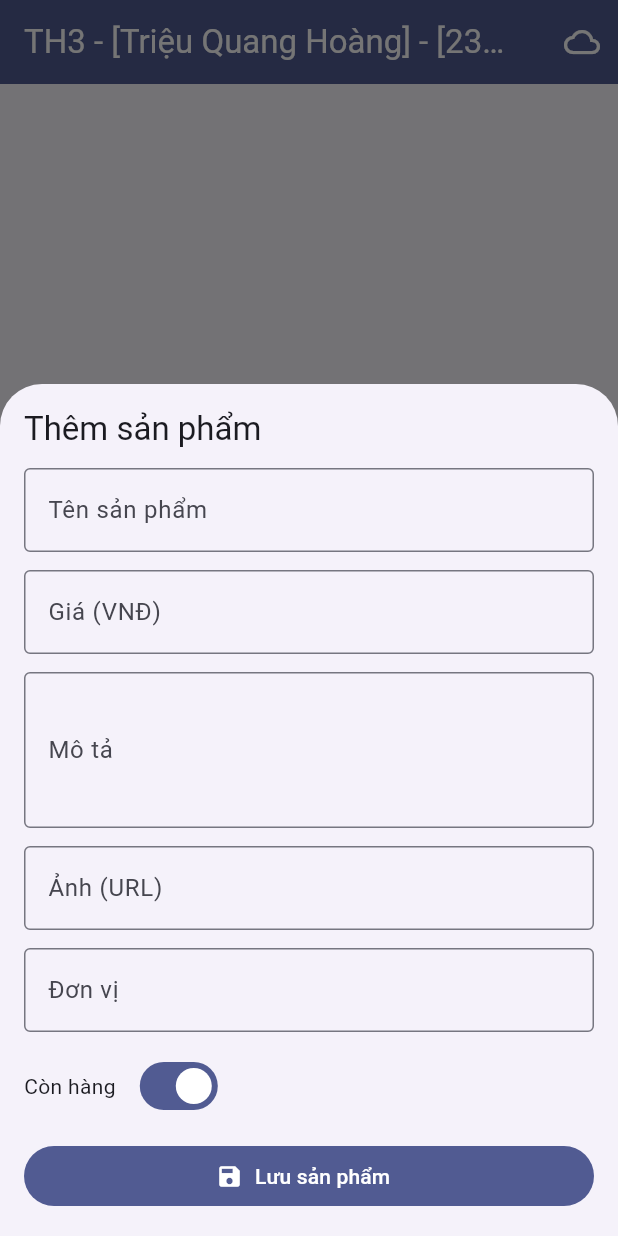
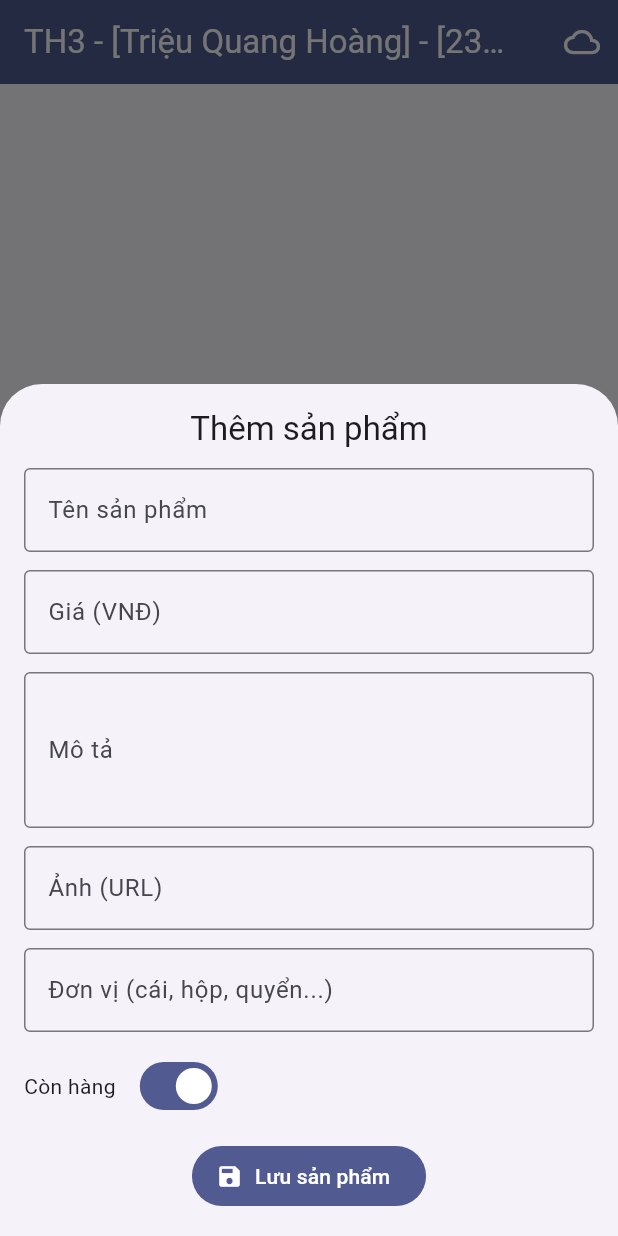
Before and after one commit to Tqh2410/Smart-Office-Supplies-App, a Flutter app: the screen it shows after launch, after a tap on "Thêm sản phẩm", on a phone screen of 412 x 824 dp. Run offline on Flutter 3.47's test engine with Material 3 defaults, Android fonts, the phone set to English and light mode, and no system bars; our stand-ins replace cloud_firestore, firebase_core; accounts and stored records are empty.

Commit message:
fix bug on android

```diff
--- a/lib/ui/product_list_page.dart
+++ b/lib/ui/product_list_page.dart
@@ -45,6 +45,7 @@ class _ProductListPageState extends State<ProductListPage> {
     final created = await showModalBottomSheet<bool>(
       context: context,
       isScrollControlled: true,
+      useSafeArea: true,
       builder: (context) {
         final nameController = TextEditingController();
         final priceController = TextEditingController();
@@ -55,11 +56,13 @@ class _ProductListPageState extends State<ProductListPage> {
         final formKey = GlobalKey<FormState>();
         bool submitting = false;
 
-        return Padding(
+        final viewInsets = MediaQuery.of(context).viewInsets;
+        return SafeArea(
+          child: Padding(
             padding: EdgeInsets.only(
               left: 16,
               right: 16,
-            bottom: MediaQuery.of(context).viewInsets.bottom + 16,
+              bottom: viewInsets.bottom + 16,
               top: 16,
             ),
             child: StatefulBuilder(
@@ -93,10 +96,12 @@ class _ProductListPageState extends State<ProductListPage> {
                   }
                 }
 
-              return Form(
+                return SingleChildScrollView(
+                  keyboardDismissBehavior: ScrollViewKeyboardDismissBehavior.onDrag,
+                  child: Form(
                     key: formKey,
-                child: ListView(
-                  shrinkWrap: true,
+                    child: Column(
+                      mainAxisSize: MainAxisSize.min,
                       children: [
                         Text(
                           'Thêm sản phẩm',
@@ -105,6 +110,7 @@ class _ProductListPageState extends State<ProductListPage> {
                         const SizedBox(height: 12),
                         TextFormField(
                           controller: nameController,
+                          textInputAction: TextInputAction.next,
                           decoration: const InputDecoration(
                             labelText: 'Tên sản phẩm',
                             border: OutlineInputBorder(),
@@ -115,6 +121,7 @@ class _ProductListPageState extends State<ProductListPage> {
                         const SizedBox(height: 12),
                         TextFormField(
                           controller: priceController,
+                          textInputAction: TextInputAction.next,
                           keyboardType: TextInputType.number,
                           decoration: const InputDecoration(
                             labelText: 'Giá (VNĐ)',
@@ -130,6 +137,7 @@ class _ProductListPageState extends State<ProductListPage> {
                         const SizedBox(height: 12),
                         TextFormField(
                           controller: descriptionController,
+                          textInputAction: TextInputAction.next,
                           maxLines: 3,
                           decoration: const InputDecoration(
                             labelText: 'Mô tả',
@@ -139,6 +147,7 @@ class _ProductListPageState extends State<ProductListPage> {
                         const SizedBox(height: 12),
                         TextFormField(
                           controller: imageUrlController,
+                          textInputAction: TextInputAction.next,
                           decoration: const InputDecoration(
                             labelText: 'Ảnh (URL)',
                             border: OutlineInputBorder(),
@@ -147,8 +156,9 @@ class _ProductListPageState extends State<ProductListPage> {
                         const SizedBox(height: 12),
                         TextFormField(
                           controller: unitController,
+                          textInputAction: TextInputAction.done,
                           decoration: const InputDecoration(
-                        labelText: 'Đơn vị',
+                            labelText: 'Đơn vị (cái, hộp, quyển...)',
                             border: OutlineInputBorder(),
                           ),
                         ),
@@ -177,8 +187,10 @@ class _ProductListPageState extends State<ProductListPage> {
                         ),
                       ],
                     ),
+                  ),
                 );
               },
+            ),
           ),
         );
       },
@@ -198,6 +210,7 @@ class _ProductListPageState extends State<ProductListPage> {
     final updated = await showModalBottomSheet<bool>(
       context: context,
       isScrollControlled: true,
+      useSafeArea: true,
       builder: (context) {
         final nameController = TextEditingController(text: product.name);
         final priceController = TextEditingController(
@@ -210,11 +223,13 @@ class _ProductListPageState extends State<ProductListPage> {
         final formKey = GlobalKey<FormState>();
         bool submitting = false;
 
-        return Padding(
+        final viewInsets = MediaQuery.of(context).viewInsets;
+        return SafeArea(
+          child: Padding(
             padding: EdgeInsets.only(
               left: 16,
               right: 16,
-            bottom: MediaQuery.of(context).viewInsets.bottom + 16,
+              bottom: viewInsets.bottom + 16,
               top: 16,
             ),
             child: StatefulBuilder(
@@ -248,10 +263,12 @@ class _ProductListPageState extends State<ProductListPage> {
                   }
                 }
 
-              return Form(
+                return SingleChildScrollView(
+                  keyboardDismissBehavior: ScrollViewKeyboardDismissBehavior.onDrag,
+                  child: Form(
                     key: formKey,
-                child: ListView(
-                  shrinkWrap: true,
+                    child: Column(
+                      mainAxisSize: MainAxisSize.min,
                       children: [
                         Text(
                           'Sửa sản phẩm',
@@ -260,6 +277,7 @@ class _ProductListPageState extends State<ProductListPage> {
                         const SizedBox(height: 12),
                         TextFormField(
                           controller: nameController,
+                          textInputAction: TextInputAction.next,
                           decoration: const InputDecoration(
                             labelText: 'Tên sản phẩm',
                             border: OutlineInputBorder(),
@@ -270,6 +288,7 @@ class _ProductListPageState extends State<ProductListPage> {
                         const SizedBox(height: 12),
                         TextFormField(
                           controller: priceController,
+                          textInputAction: TextInputAction.next,
                           keyboardType: TextInputType.number,
                           decoration: const InputDecoration(
                             labelText: 'Giá (VNĐ)',
@@ -285,6 +304,7 @@ class _ProductListPageState extends State<ProductListPage> {
                         const SizedBox(height: 12),
                         TextFormField(
                           controller: descriptionController,
+                          textInputAction: TextInputAction.next,
                           maxLines: 3,
                           decoration: const InputDecoration(
                             labelText: 'Mô tả',
@@ -294,6 +314,7 @@ class _ProductListPageState extends State<ProductListPage> {
                         const SizedBox(height: 12),
                         TextFormField(
                           controller: imageUrlController,
+                          textInputAction: TextInputAction.next,
                           decoration: const InputDecoration(
                             labelText: 'Ảnh (URL)',
                             border: OutlineInputBorder(),
@@ -302,8 +323,9 @@ class _ProductListPageState extends State<ProductListPage> {
                         const SizedBox(height: 12),
                         TextFormField(
                           controller: unitController,
+                          textInputAction: TextInputAction.done,
                           decoration: const InputDecoration(
-                        labelText: 'Đơn vị (cái, hộp, quyển...)',
+                            labelText: 'Đơn vị',
                             border: OutlineInputBorder(),
                           ),
                         ),
@@ -332,8 +354,10 @@ class _ProductListPageState extends State<ProductListPage> {
                         ),
                       ],
                     ),
+                  ),
                 );
               },
+            ),
           ),
         );
       },
```
Lines whose indentation alone changed are shown as unchanged.
